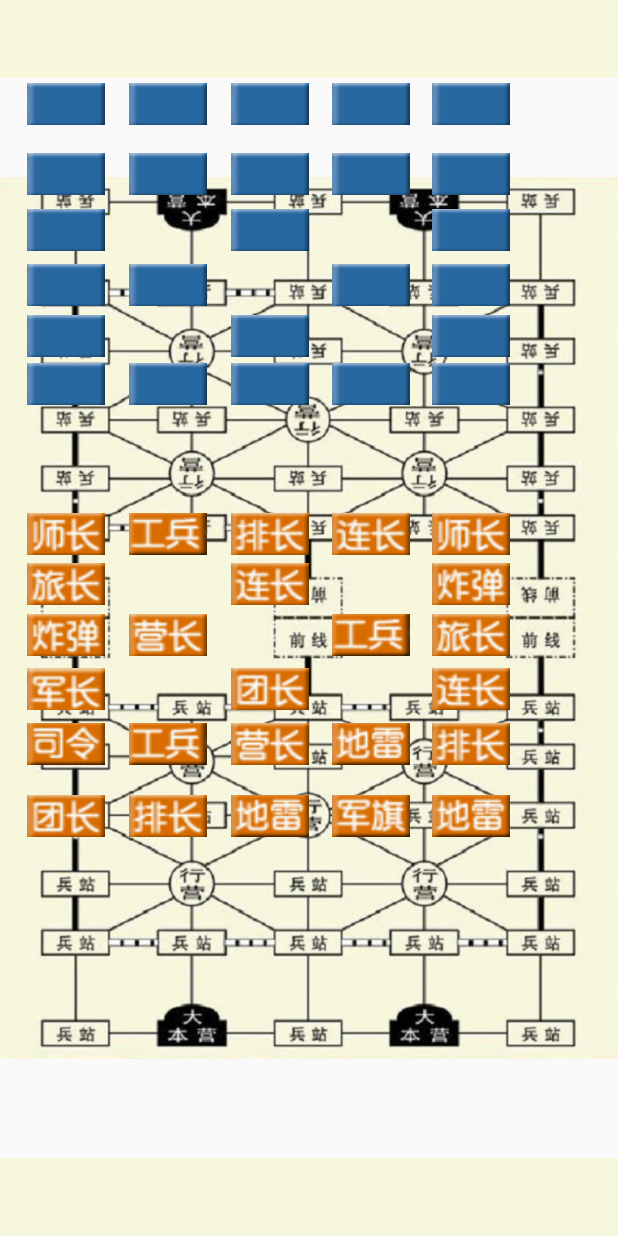
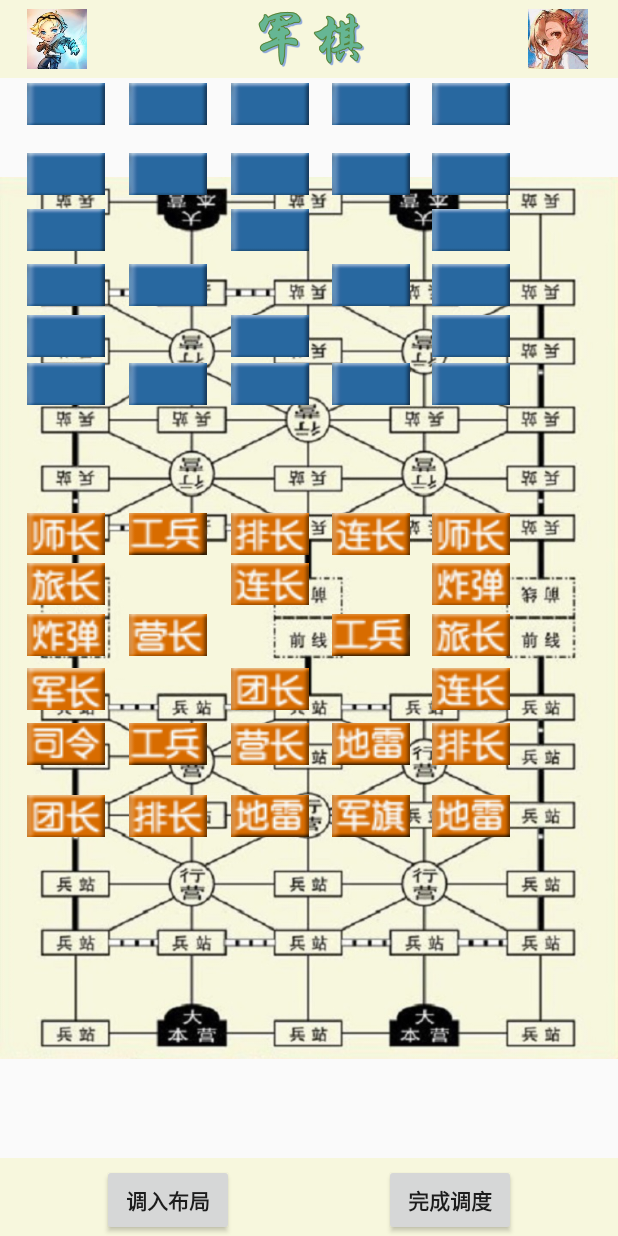
Before and after one commit to donnyyou/MilitaryChessApp, an Android app: the screen it shows after launch (MainActivity), on a phone screen of 412 x 824 dp. Run offline under Robolectric (Android 15) with nearby library versions, the phone set to English and light mode, and no system bars.

Commit message:
Add Two Buttons

```diff
--- a/app/src/main/res/layout-normal/activity_main.xml
+++ b/app/src/main/res/layout-normal/activity_main.xml
@@ -23,6 +23,39 @@
             android:layout_width="match_parent"
             android:layout_height="52dp"
             android:background="#f7f7dd">
+
+            <ImageView
+                android:layout_width="wrap_content"
+                android:layout_height="wrap_content"
+                app:srcCompat="@drawable/title"
+                android:layout_alignParentTop="true"
+                android:layout_centerHorizontal="true"
+                android:id="@+id/imageViewTitle" />
+
+            <ImageView
+                app:srcCompat="@drawable/user2"
+                android:layout_marginLeft="18dp"
+                android:layout_marginStart="18dp"
+                android:id="@+id/imageViewUser1"
+                android:layout_width="40dp"
+                android:layout_height="40dp"
+                android:layout_centerVertical="true"
+                android:layout_alignParentLeft="true"
+                android:layout_alignParentStart="true"
+                android:layout_marginTop="8dp" />
+
+            <ImageView
+                app:srcCompat="@drawable/user1"
+                android:layout_alignParentTop="false"
+                android:layout_alignParentRight="true"
+                android:layout_alignParentEnd="true"
+                android:layout_marginRight="20dp"
+                android:layout_marginEnd="20dp"
+                android:layout_marginTop="8dp"
+                android:id="@+id/imageViewUser2"
+                android:layout_width="40dp"
+                android:layout_height="40dp"
+                android:layout_centerVertical="true" />
 
         </RelativeLayout>
 
@@ -867,6 +900,31 @@
             android:layout_height="52dp"
             android:background="#f7f7dd">
 
+            <Button
+                android:text="调入布局"
+                android:layout_width="wrap_content"
+                android:layout_height="wrap_content"
+                android:layout_alignParentBottom="true"
+                android:layout_alignParentLeft="true"
+                android:layout_alignParentStart="true"
+                android:layout_marginLeft="68dp"
+                android:layout_marginStart="68dp"
+                android:id="@+id/button3"
+                android:layout_centerVertical="true"
+                android:textStyle="normal|bold" />
+
+            <Button
+                android:text="完成调度"
+                android:layout_width="wrap_content"
+                android:layout_height="wrap_content"
+                android:id="@+id/button4"
+                android:layout_marginRight="68dp"
+                android:layout_marginEnd="68dp"
+                android:layout_alignParentBottom="true"
+                android:layout_alignParentRight="true"
+                android:layout_alignParentEnd="true"
+                android:layout_centerVertical="true"
+                android:textStyle="normal|bold" />
         </RelativeLayout>
 
     </RelativeLayout>
```
Also changed, not shown: app/src/main/res/drawable/title.png (added), app/src/main/res/drawable/user1.jpg (added), app/src/main/res/drawable/user2.jpg (added).
